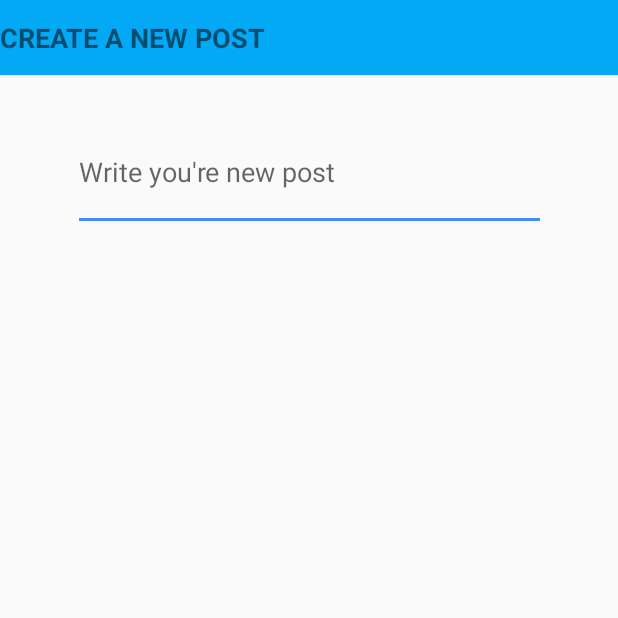
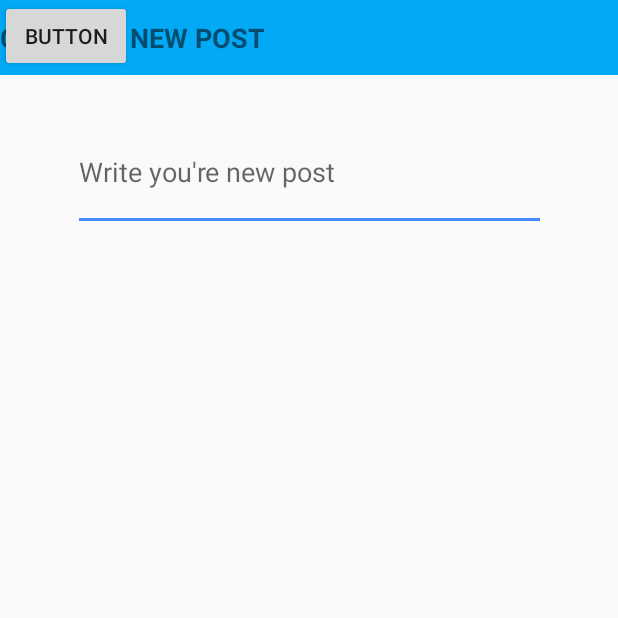
Before and after one commit to Jeandsmith/AASMM, an Android app: the screen it shows after launch (CreateNewPostActivity), on a phone screen of 412 x 824 dp, the top half of it. Run offline under Robolectric (Android 15) with nearby library versions, the phone set to English and light mode, and no system bars.

Commit message:
Development branch initial commit.

```diff
--- a/app/src/main/res/layout/activity_create_new_post.xml
+++ b/app/src/main/res/layout/activity_create_new_post.xml
@@ -39,4 +39,12 @@
         app:layout_constraintStart_toStartOf="parent"
         app:layout_constraintTop_toTopOf="parent" />
 
+    <Button
+        android:id="@+id/button"
+        android:layout_width="wrap_content"
+        android:layout_height="wrap_content"
+        android:text="Button"
+        tools:layout_editor_absoluteX="158dp"
+        tools:layout_editor_absoluteY="206dp" />
+
 </androidx.constraintlayout.widget.ConstraintLayout>
```
